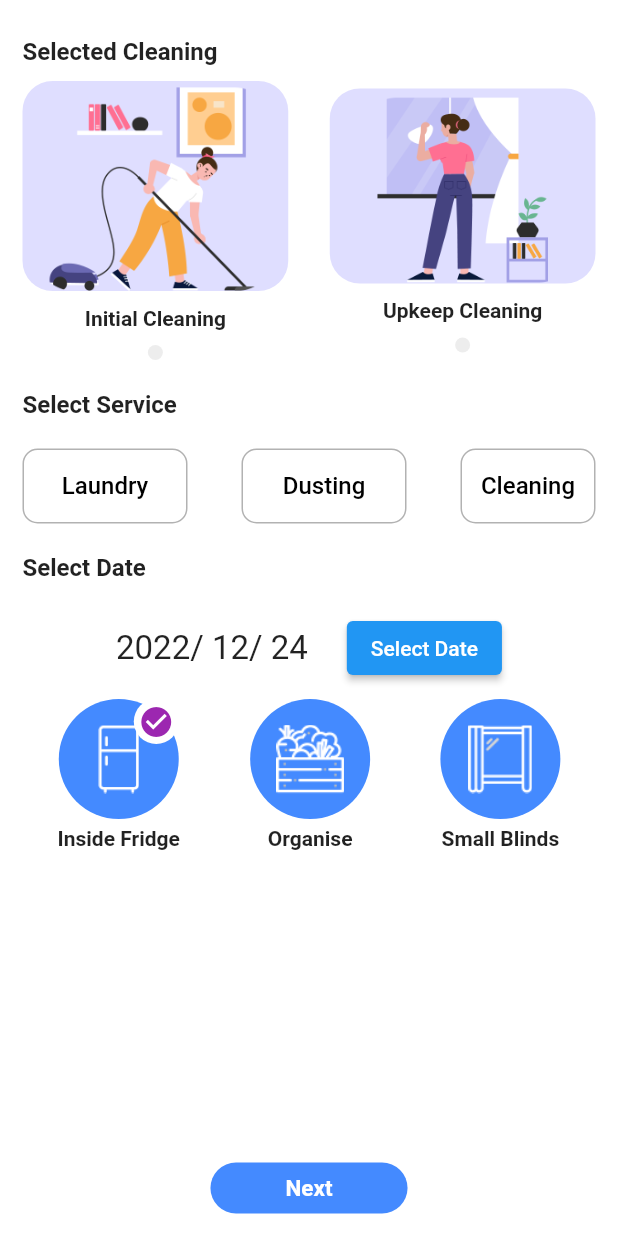
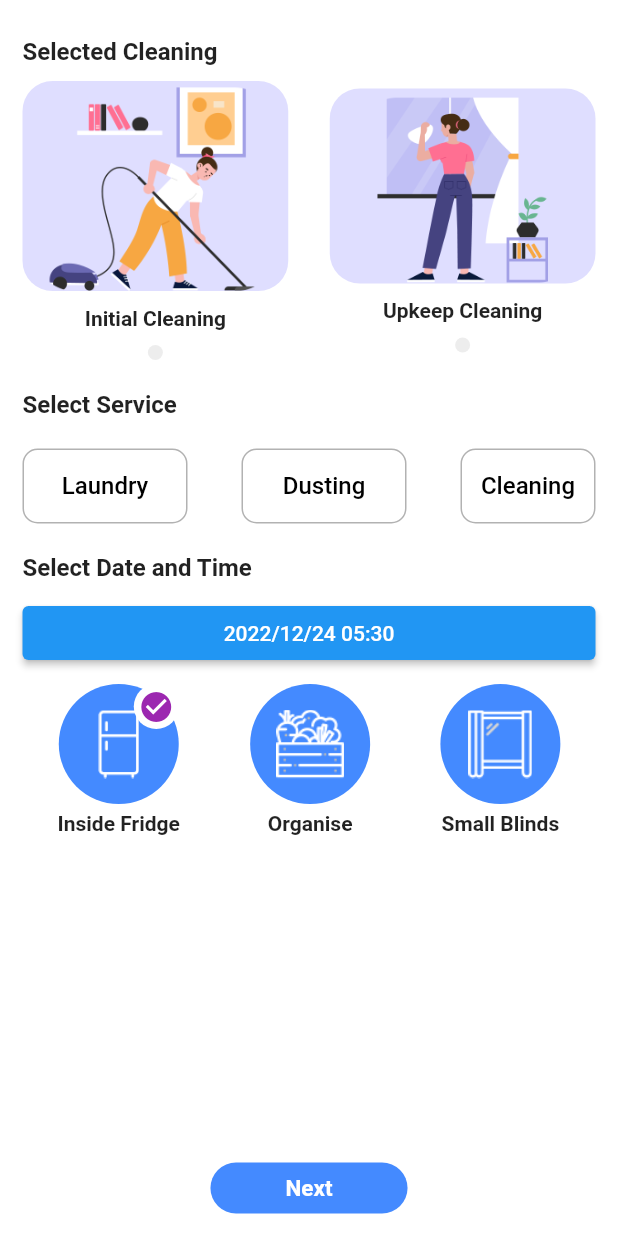
Before and after one commit to Arthur-Ochieng/KleanKlubKleaners, a Flutter app: the ServicesPage screen opened directly, on a phone screen of 412 x 824 dp. Run offline on Flutter 3.47's test engine with Material 2 defaults, Android fonts, the phone set to English and light mode, and no system bars; our stand-ins replace cloud_firestore, firebase_auth, firebase_core, fluttertoast, google_maps_flutter; accounts and stored records are empty; Roboto replaces fonts that are missing (ubuntu).

Commit message:
added time module

```diff
--- a/lib/main.dart
+++ b/lib/main.dart
@@ -2,6 +2,7 @@ import 'package:firebase_core/firebase_core.dart';
 import 'package:flutter/material.dart';
 import 'package:kkservices/screens/feedback.dart';
 import 'package:kkservices/screens/home_page.dart';
+import 'package:kkservices/tests/test3.dart';
 
 
 void main() async {
--- a/lib/screens/fragments/services.dart
+++ b/lib/screens/fragments/services.dart
@@ -17,20 +17,14 @@ class _ServicesPageState extends State<ServicesPage> {
   String selectedFrequency = "monthly";
 
   Map<String, dynamic> data = {};
-  DateTime date = DateTime(2022, 12, 24);
+  DateTime dateTime = DateTime(2022, 12, 24, 5, 30);
 
   @override
   Widget build(BuildContext context) {
+    final hours = dateTime.hour.toString().padLeft(2, '0');
+    final minutes = dateTime.minute.toString().padLeft(2, '0');
     return Scaffold(
       backgroundColor: Colors.blueAccent,
-      // appBar: AppBar(
-      //   title: const Text("Your Plan", style: TextStyle(
-      //     color: Colors.white,
-      //     fontWeight: FontWeight.w700,
-      //   ),),
-      //   elevation: 0,
-      //   backgroundColor: Colors.transparent,
-      // ),
       body: Column(
         children: [
           Expanded(
@@ -258,40 +252,30 @@ class _ServicesPageState extends State<ServicesPage> {
                     height: 20,
                   ),
                   const Text(
-                    "Select Date",
+                    "Select Date and Time",
                     style: TextStyle(fontSize: 16, fontWeight: FontWeight.w600),
                   ),
                   const SizedBox(
-                    height: 20,
+                    height: 10,
                   ),
                   Row(
                     mainAxisAlignment: MainAxisAlignment.center,
                     children: [
-                      Text(
-                        '${date.year}/ ${date.month}/ ${date.day}',
-                        style: const TextStyle(fontSize: 22),
+                      const SizedBox(
+                        height: 16,
                       ),
-                      const SizedBox(width: 26),
-                      ElevatedButton(
-                        onPressed: () async {
-                          DateTime? newDate = await showDatePicker(
-                            context: context,
-                            initialDate: date,
-                            firstDate: DateTime(1900),
-                            lastDate: DateTime(2100),
-                          );
-                          //if 'cancel' => null
-                          if (newDate == null) return;
-
-                          // if 'OK' => DateTime
-                          setState(() => date = newDate);
-                          data['date'] = newDate;
-                        },
-                        child: const Text('Select Date'),
+                      Expanded(
+                        child: ElevatedButton(
+                          child: Text(
+                              '${dateTime.year}/${dateTime.month}/${dateTime.day} $hours:$minutes'),
+                          onPressed: pickDateTime,
+                        ),
                       ),
                     ],
                   ),
-                  SizedBox(height: 10,),
+                  SizedBox(
+                    height: 10,
+                  ),
                   Row(
                     mainAxisAlignment: MainAxisAlignment.spaceAround,
                     children: [
@@ -400,7 +384,36 @@ class _ServicesPageState extends State<ServicesPage> {
 
   void openCalendarPage() {
     FirebaseFirestore.instance.collection("booking").add(data);
+    print(data);
     Navigator.push(
         context, MaterialPageRoute(builder: (context) => SummaryPage()));
   }
+
+  Future pickDateTime() async {
+    DateTime? date = await pickDate();
+    if (date == null) return; // pressed "Cancel"
+
+    TimeOfDay? time = await pickTime();
+    if (time == null) return; //pressed "Cancel"
+
+    final dateTime = DateTime(
+      date.year,
+      date.month,
+      date.day,
+      time.hour,
+      time.minute,
+    );
+    setState(() => this.dateTime = dateTime);
+  }
+
+  Future<DateTime?> pickDate() => showDatePicker(
+        context: context,
+        initialDate: dateTime,
+        firstDate: DateTime(1900),
+        lastDate: DateTime(2100),
+      );
+
+  Future<TimeOfDay?> pickTime() => showTimePicker(
+      context: context,
+      initialTime: TimeOfDay(hour: dateTime.hour, minute: dateTime.minute));
 }
```
Also changed, not shown: lib/tests/test3.dart (added, +78 -0 lines).
